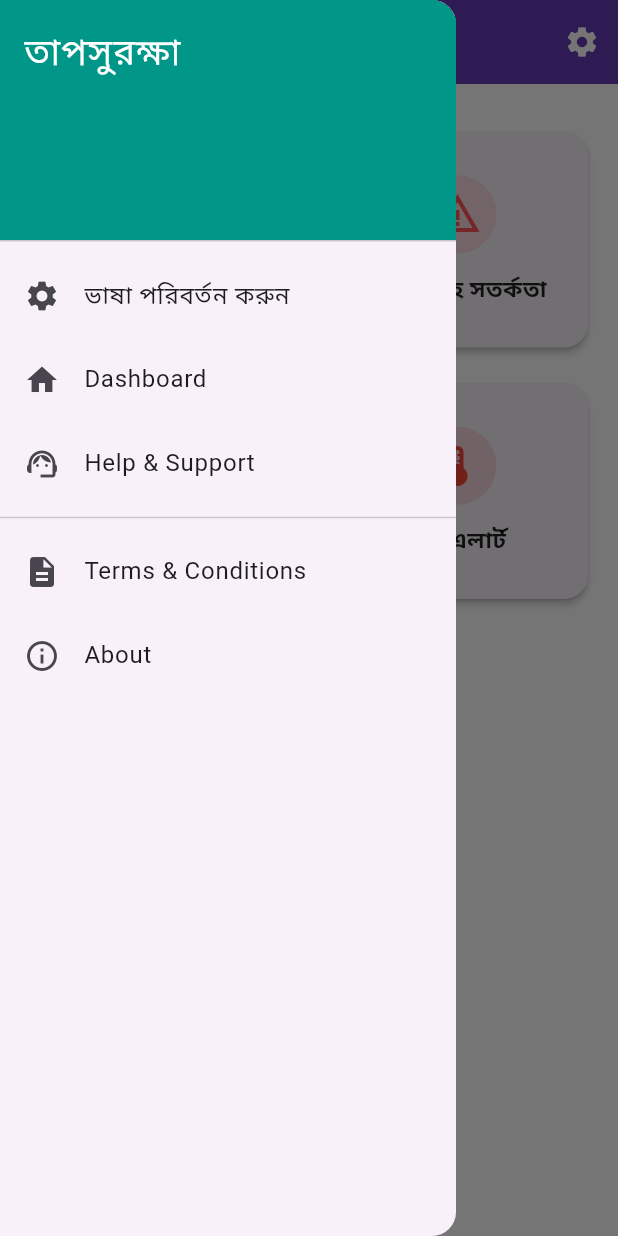
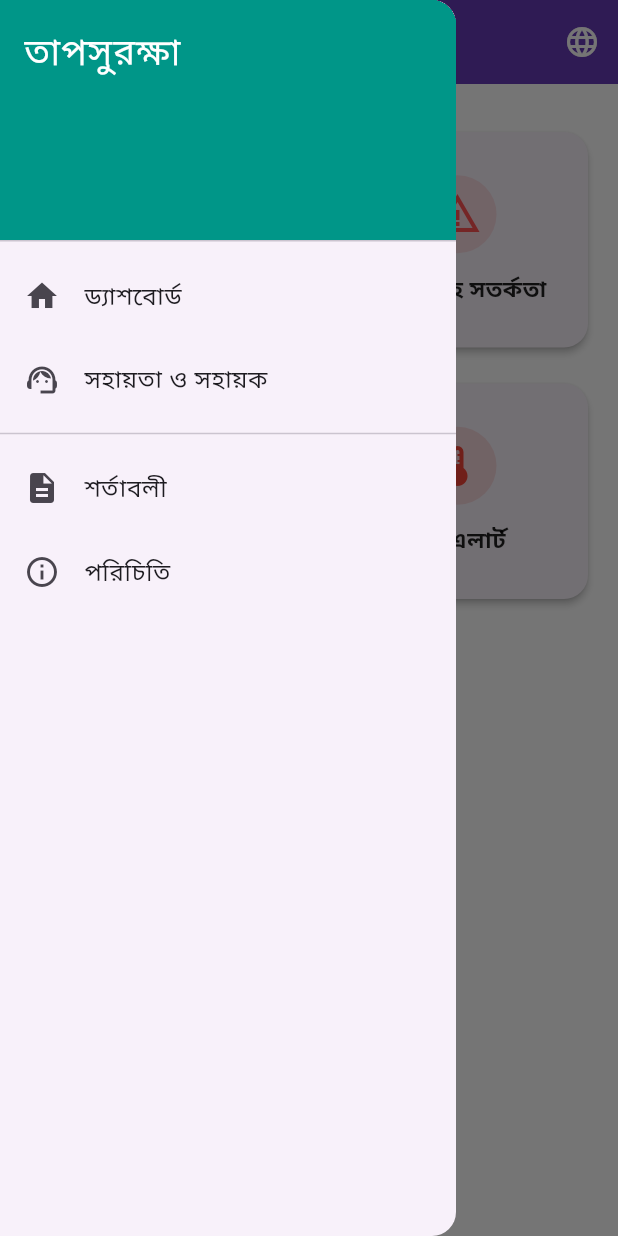
Before and after one commit to abuubaida921/taposurakkha, a Flutter app: the screen it shows after launch, with the side drawer open, on a phone screen of 412 x 824 dp. Run offline on Flutter 3.47's test engine with Material 3 defaults, Android fonts, the phone set to English and light mode, and no system bars; our stand-ins replace fluttertoast, get, shared_preferences.

Commit message:
Some modification

```diff
--- a/lib/l10n/app_bn.arb
+++ b/lib/l10n/app_bn.arb
@@ -61,5 +61,11 @@
   "eatLiquidAndEasilyDigestibleFoods": "তরল ও সহজপাচ্য খাবার খান",
   "avoidFriedAndHeavyFoods": "ভাজা ও ভারী খাবার এড়িয়ে চলুন",
   "eatMoreFruitsAndVegetables": "ফলমূল ও শাকসবজি বেশি খান",
-  "consumeAdequateProteinAndMinerals": "পর্যাপ্ত প্রোটিন ও মিনারেল যুক্ত খাবার খান"
+  "consumeAdequateProteinAndMinerals": "পর্যাপ্ত প্রোটিন ও মিনারেল যুক্ত খাবার খান",
+  "helpSupport": "সহায়তা ও সহায়ক",
+  "termsConditions": "শর্তাবলী",
+  "about": "পরিচিতি",
+  "heatwaveInfo": "তাপপ্রবাহের ধারনা",
+  "heatAlert": "হিট এলার্ট",
+  "emergencyHelpline": "জরুরি হেল্পলাইন"
 }
--- a/lib/l10n/app_localizations.dart
+++ b/lib/l10n/app_localizations.dart
@@ -472,6 +472,42 @@ abstract class AppLocalizations {
   /// In en, this message translates to:
   /// **'Consume adequate protein and minerals'**
   String get consumeAdequateProteinAndMinerals;
+
+  /// No description provided for @helpSupport.
+  ///
+  /// In en, this message translates to:
+  /// **'Help & Support'**
+  String get helpSupport;
+
+  /// No description provided for @termsConditions.
+  ///
+  /// In en, this message translates to:
+  /// **'Terms & Conditions'**
+  String get termsConditions;
+
+  /// No description provided for @about.
+  ///
+  /// In en, this message translates to:
+  /// **'About'**
+  String get about;
+
+  /// No description provided for @heatwaveInfo.
+  ///
+  /// In en, this message translates to:
+  /// **'Heatwave Info'**
+  String get heatwaveInfo;
+
+  /// No description provided for @heatAlert.
+  ///
+  /// In en, this message translates to:
+  /// **'Heat Alert'**
+  String get heatAlert;
+
+  /// No description provided for @emergencyHelpline.
+  ///
+  /// In en, this message translates to:
+  /// **'Emergency Helpline'**
+  String get emergencyHelpline;
 }
 
 class _AppLocalizationsDelegate extends LocalizationsDelegate<AppLocalizations> {
--- a/lib/modules/dashboard/dashboard_view.dart
+++ b/lib/modules/dashboard/dashboard_view.dart
@@ -3,6 +3,8 @@ import 'package:get/get.dart';
 import 'package:taposurakkha/app/routes.dart';
 import 'package:taposurakkha/app/shared_preferences_helper.dart';
 import 'package:taposurakkha/app/toast_helper.dart';
+import '../../l10n/app_localizations.dart';
+import '../../app/localization_controller.dart';
 
 class DashboardView extends StatefulWidget {
   const DashboardView({super.key});
@@ -46,15 +48,17 @@ class _DashboardViewState extends State<DashboardView> {
 
   @override
   Widget build(BuildContext context) {
+    final loc = AppLocalizations.of(context)!;
+    final LocalizationController localizationController = Get.find();
     if (_loading) {
       return Scaffold(
-        appBar: AppBar(title: const Text('Dashboard')),
+        appBar: AppBar(title: Text(loc.dashboardTitle)),
         body: const Center(child: CircularProgressIndicator()),
       );
     }
     return Scaffold(
       appBar: AppBar(
-        title: const Text('তাপসুরক্ষা'), // App name in Bangla
+        title: Text(loc.appTitle),
         leading: Builder(
           builder: (context) => IconButton(
             icon: const Icon(Icons.menu),
@@ -64,11 +68,19 @@ class _DashboardViewState extends State<DashboardView> {
           ),
         ),
         actions: [
-          IconButton(
-            icon: const Icon(Icons.settings),
-            onPressed: () {
-              Get.toNamed('/settings');
-            },
+          PopupMenuButton<Locale>(
+            icon: const Icon(Icons.language),
+            onSelected: (locale) => localizationController.changeLocale(locale),
+            itemBuilder: (context) => [
+              PopupMenuItem(
+                value: LocalizationController.bangla,
+                child: Text(loc.bangla),
+              ),
+              PopupMenuItem(
+                value: LocalizationController.english,
+                child: Text(loc.english),
+              ),
+            ],
           ),
         ],
       ),
@@ -80,22 +92,14 @@ class _DashboardViewState extends State<DashboardView> {
               decoration: const BoxDecoration(
                 color: Colors.teal,
               ),
-              child: const Text(
-                'তাপসুরক্ষা',
-                style: TextStyle(color: Colors.white, fontSize: 24),
+              child: Text(
+                loc.appTitle,
+                style: const TextStyle(color: Colors.white, fontSize: 24),
               ),
             ),
             ListTile(
-              leading: const Icon(Icons.settings),
-              title: const Text('ভাষা পরিবর্তন করুন'),
-              onTap: () {
-                Navigator.pop(context);
-                Get.toNamed('/settings');
-              },
-            ),
-            ListTile(
               leading: const Icon(Icons.home),
-              title: const Text('Dashboard'),
+              title: Text(loc.dashboardTitle),
               onTap: () {
                 Navigator.pop(context);
                 Get.offNamed('/dashboard');
@@ -103,7 +107,7 @@ class _DashboardViewState extends State<DashboardView> {
             ),
             ListTile(
               leading: const Icon(Icons.support_agent),
-              title: const Text('Help & Support'),
+              title: Text(loc.helpSupport ?? 'Help & Support'),
               onTap: () {
                 Navigator.pop(context);
                 Get.toNamed('/help_support');
@@ -112,7 +116,7 @@ class _DashboardViewState extends State<DashboardView> {
             const Divider(),
             ListTile(
               leading: const Icon(Icons.description),
-              title: const Text('Terms & Conditions'),
+              title: Text(loc.termsConditions ?? 'Terms & Conditions'),
               onTap: () {
                 Navigator.pop(context);
                 Get.toNamed('/terms_conditions');
@@ -120,7 +124,7 @@ class _DashboardViewState extends State<DashboardView> {
             ),
             ListTile(
               leading: const Icon(Icons.info_outline),
-              title: const Text('About'),
+              title: Text(loc.about ?? 'About'),
               onTap: () {
                 Navigator.pop(context);
                 Get.toNamed('/about');
@@ -135,60 +139,7 @@ class _DashboardViewState extends State<DashboardView> {
           child: Column(
             crossAxisAlignment: CrossAxisAlignment.start,
             children: [
-              // Header
-              // Card(
-              //   elevation: 2,
-              //   shape: RoundedRectangleBorder(borderRadius: BorderRadius.circular(16)),
-              //   color: Theme.of(context).primaryColorLight,
-              //   child: Padding(
-              //     padding: const EdgeInsets.all(20.0),
-              //     child: Row(
-              //       children: [
-              //         Icon(Icons.thermostat, color: Colors.orange[800], size: 40),
-              //         const SizedBox(width: 16),
-              //         Expanded(
-              //           child: Column(
-              //             crossAxisAlignment: CrossAxisAlignment.start,
-              //             children: [
-              //               Text('Temperature Alert', style: TextStyle(fontSize: 18, fontWeight: FontWeight.bold, color: Colors.orange[900])),
-              //               const SizedBox(height: 4),
-              //               Text(_alertMessage ?? 'No heatwave alert', style: TextStyle(fontSize: 16, color: _alertMessage != null ? Colors.red : Colors.green)),
-              //             ],
-              //           ),
-              //         ),
-              //         SizedBox(
-              //           width: 80,
-              //           child: TextField(
-              //             controller: _tempController,
-              //             keyboardType: TextInputType.number,
-              //             decoration: const InputDecoration(
-              //               labelText: '°C',
-              //               border: OutlineInputBorder(),
-              //               isDense: true,
-              //             ),
-              //           ),
-              //         ),
-              //         const SizedBox(width: 8),
-              //         ElevatedButton(
-              //           style: ElevatedButton.styleFrom(
-              //             backgroundColor: Colors.orange[700],
-              //             foregroundColor: Colors.white,
-              //             padding: const EdgeInsets.symmetric(horizontal: 12, vertical: 10),
-              //             shape: RoundedRectangleBorder(borderRadius: BorderRadius.circular(8)),
-              //           ),
-              //           onPressed: () {
-              //             final value = double.tryParse(_tempController.text);
-              //             setState(() => _temperature = value);
-              //             _checkTemperatureAlert();
-              //           },
-              //           child: const Text('Check'),
-              //         ),
-              //       ],
-              //     ),
-              //   ),
-              // ),
               const SizedBox(height: 12),
-              // Feature grid
               GridView(
                 shrinkWrap: true,
                 physics: const NeverScrollableScrollPhysics(),
@@ -202,31 +153,31 @@ class _DashboardViewState extends State<DashboardView> {
                   _FeatureCard(
                     icon: Icons.info,
                     color: Colors.orange,
-                    title: 'তাপপ্রবাহের ধারনা',
+                    title: loc.heatwaveInfo ?? 'তাপপ্রবাহের ধারনা',
                     onTap: () => Get.toNamed(AppRoutes.heatwaveInfo),
                   ),
                   _FeatureCard(
                     icon: Icons.warning_amber,
                     color: Colors.redAccent,
-                    title: 'তাপপ্রবাহ সতর্কতা',
+                    title: loc.heatwaveSafety ?? 'তাপপ্রবাহ সতর্কতা',
                     onTap: () => Get.toNamed(AppRoutes.heatwaveSafetyTips),
                   ),
                   _FeatureCard(
                     icon: Icons.map,
                     color: Colors.blue,
-                    title: 'ওএসএম ম্যাপিং',
+                    title: loc.osmMapping,
                     onTap: () => Get.toNamed(AppRoutes.osmMapping),
                   ),
                   _FeatureCard(
                     icon: Icons.thermostat,
                     color: Colors.red,
-                    title: 'হিট এলার্ট',
+                    title: loc.heatAlert ?? 'হিট এলার্ট',
                     onTap: () => Get.toNamed(AppRoutes.heatAlert),
                   ),
                   _FeatureCard(
                     icon: Icons.phone_in_talk,
                     color: Colors.green,
-                    title: 'জরুরি হেল্পলাইন',
+                    title: loc.emergencyHelpline ?? 'জরুরি হেল্পলাইন',
                     onTap: () => Get.toNamed(AppRoutes.emergencyHelpline),
                   ),
                 ],
@@ -264,7 +215,7 @@ class _FeatureCard extends StatelessWidget {
         elevation: 2,
         shape: RoundedRectangleBorder(borderRadius: BorderRadius.circular(16)),
         child: Padding(
-          padding: const EdgeInsets.all(16.0),
+          padding: const EdgeInsets.all(10),
           child: Column(
             mainAxisAlignment: MainAxisAlignment.center,
             children: [
@@ -274,7 +225,13 @@ class _FeatureCard extends StatelessWidget {
                 child: Icon(icon, color: color, size: 32),
               ),
               const SizedBox(height: 12),
-              Text(title, style: const TextStyle(fontWeight: FontWeight.bold, fontSize: 15)),
+              Text(
+                title,
+                textAlign: TextAlign.center,
+                style: const TextStyle(fontWeight: FontWeight.bold, fontSize: 15),
+                maxLines: 2,
+                overflow: TextOverflow.ellipsis,
+              ),
               // const SizedBox(height: 4),
               // Text(subtitle, style: TextStyle(fontSize: 12, color: Colors.grey[600])),
             ],
```
Also changed, not shown: lib/l10n/app_en.arb (+7 -1 lines), lib/l10n/app_localizations_bn.dart (+18 -0 lines), lib/l10n/app_localizations_en.dart (+18 -0 lines).
